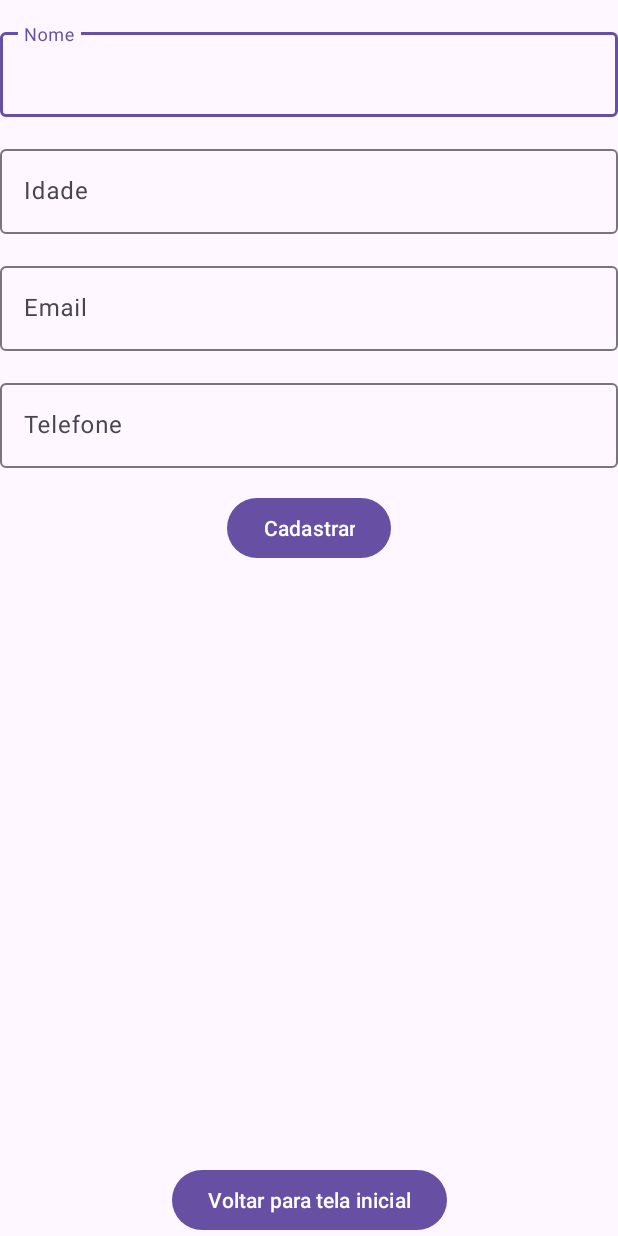
After one commit to YasminVerderame/global-solution-2, an Android app: the CadastroPacienteActivity screen opened directly, with no data from a screen before it, on a phone screen of 412 x 824 dp. The commit adds this screen. Run offline under Robolectric (Android 15) with nearby library versions, the phone set to English and light mode, and no system bars.

Commit message:
add project

```diff
--- a/kotlin/GlobalSolution2/app/src/main/AndroidManifest.xml
+++ b/kotlin/GlobalSolution2/app/src/main/AndroidManifest.xml
@@ -1,6 +1,8 @@
 <?xml version="1.0" encoding="utf-8"?>
 <manifest xmlns:android="http://schemas.android.com/apk/res/android"
     xmlns:tools="http://schemas.android.com/tools">
+
+    <uses-permission android:name="android.permission.INTERNET" />
 
     <application
         android:allowBackup="true"
@@ -21,6 +23,7 @@
                 <category android:name="android.intent.category.LAUNCHER" />
             </intent-filter>
         </activity>
+        <activity android:name=".CadastroPacienteActivity" />
     </application>
 
 </manifest>
--- /dev/null
+++ b/kotlin/GlobalSolution2/app/src/main/java/br/com/fiap/globalsolution2/CadastroPacienteActivity.kt
@@ -0,0 +1,56 @@
+package br.com.fiap.globalsolution2
+
+import android.os.Bundle
+import androidx.appcompat.app.AppCompatActivity
+import br.com.fiap.globalsolution2.database.AppDatabase
+import br.com.fiap.globalsolution2.database.PacienteModel
+import br.com.fiap.globalsolution2.databinding.ActivityCadastroPacienteBinding
+import com.google.android.material.snackbar.Snackbar
+import kotlinx.coroutines.Dispatchers
+import kotlinx.coroutines.GlobalScope
+import kotlinx.coroutines.launch
+
+class CadastroPacienteActivity : AppCompatActivity() {
+
+    private lateinit var binding: ActivityCadastroPacienteBinding
+
+    override fun onCreate(savedInstanceState: Bundle?) {
+        super.onCreate(savedInstanceState)
+        binding = ActivityCadastroPacienteBinding.inflate(layoutInflater)
+        setContentView(binding.root)
+
+        binding.btnCadastrar.setOnClickListener {
+            cadastrarPaciente()
+        }
+
+        binding.btnVoltarInicio.setOnClickListener {
+            finish()
+        }
+    }
+    private fun cadastrarPaciente() {
+        val nome = binding.textInputEditTextNome.text.toString()
+        val idade = binding.textInputEditTextIdade.text.toString().toIntOrNull() ?: 0
+        val email = binding.textInputEditTextEmail.text.toString()
+        val telefone = binding.textInputEditTextTelefone.text.toString()
+
+        if (nome.isNotBlank() && idade > 0) {
+            val novoPaciente = PacienteModel(
+                nome = nome,
+                idade = idade,
+                email = email,
+                telefone = telefone
+            )
+
+            GlobalScope.launch(Dispatchers.IO) {
+                AppDatabase.getDatabase(applicationContext).pacienteDAO().insertPaciente(novoPaciente)
+            }
+            finish()
+        } else {
+            exibirMensagemErro("Erro ao cadastrar paciente. Verifique os dados inseridos.")
+        }
+    }
+
+    private fun exibirMensagemErro(mensagem: String) {
+        Snackbar.make(binding.root, mensagem, Snackbar.LENGTH_LONG).show()
+    }
+}
--- a/kotlin/GlobalSolution2/app/src/main/java/br/com/fiap/globalsolution2/PacienteComHistorico.kt
+++ b/kotlin/GlobalSolution2/app/src/main/java/br/com/fiap/globalsolution2/PacienteComHistorico.kt
@@ -1,7 +1,5 @@
 package br.com.fiap.globalsolution2
 
-import android.os.Parcel
-import android.os.Parcelable
 import androidx.room.Embedded
 import androidx.room.Relation
 import androidx.versionedparcelable.VersionedParcelize
--- a/kotlin/GlobalSolution2/app/src/main/java/br/com/fiap/globalsolution2/database/AppDatabase.kt
+++ b/kotlin/GlobalSolution2/app/src/main/java/br/com/fiap/globalsolution2/database/AppDatabase.kt
@@ -4,10 +4,12 @@ import android.content.Context
 import androidx.room.Database
 import androidx.room.Room
 import androidx.room.RoomDatabase
+import androidx.room.TypeConverters
 
 const val GS_DATABASE_NAME = "GS_DATABASE_NAME"
 
-@Database(entities = [PacienteModel::class], version = 1)
+@Database(entities = [PacienteModel::class, HistoricoPacienteModel::class], version = 1)
+@TypeConverters(Converters::class)
 abstract class AppDatabase: RoomDatabase() {
 
     abstract fun pacienteDAO(): PacienteDAO
--- a/kotlin/GlobalSolution2/app/src/main/java/br/com/fiap/globalsolution2/database/HistoricoPacienteDAO.kt
+++ b/kotlin/GlobalSolution2/app/src/main/java/br/com/fiap/globalsolution2/database/HistoricoPacienteDAO.kt
@@ -1,12 +1,14 @@
 package br.com.fiap.globalsolution2.database
 
+import androidx.room.Dao
 import androidx.room.Insert
 import androidx.room.Query
 import androidx.room.Update
 
+@Dao
 interface HistoricoPacienteDAO {
-    @Query("SELECT * FROM $PACIENTE_MODEL_TABLE_NAME  ORDER BY id")
-    fun select() : List<PacienteModel>
+    @Query("SELECT * FROM $HISTORICO_MODEL_TABLE_NAME  ORDER BY id")
+    fun select() : List<HistoricoPacienteModel>
 
     @Insert
     fun insert(historicoPacienteModel: HistoricoPacienteModel)
--- a/kotlin/GlobalSolution2/app/src/main/java/br/com/fiap/globalsolution2/database/PacienteDAO.kt
+++ b/kotlin/GlobalSolution2/app/src/main/java/br/com/fiap/globalsolution2/database/PacienteDAO.kt
@@ -1,15 +1,16 @@
 package br.com.fiap.globalsolution2.database
 
+import androidx.room.Dao
 import androidx.room.Insert
 import androidx.room.Query
 import androidx.room.Transaction
 import androidx.room.Update
 import br.com.fiap.globalsolution2.PacienteComHistorico
-
+@Dao
 interface PacienteDAO {
     @Transaction
     @Query("SELECT * FROM pacienteTable WHERE id = :pacienteId")
-    fun getPacienteComHistorico(pacienteId: Int): PacienteComHistorico
+    fun getPacienteComHistorico(pacienteId: Int): PacienteComHistorico?
 
     @Query("SELECT * FROM pacienteTable ORDER BY id")
     fun selectAllPacientes(): List<PacienteComHistorico>
--- /dev/null
+++ b/kotlin/GlobalSolution2/app/src/main/res/layout/activity_cadastro_paciente.xml
@@ -0,0 +1,104 @@
+<?xml version="1.0" encoding="utf-8"?>
+<androidx.constraintlayout.widget.ConstraintLayout xmlns:android="http://schemas.android.com/apk/res/android"
+    xmlns:app="http://schemas.android.com/apk/res-auto"
+    android:layout_width="match_parent"
+    android:layout_height="match_parent">
+
+    <com.google.android.material.textfield.TextInputLayout
+        android:id="@+id/textInputNome"
+        android:layout_width="match_parent"
+        android:layout_height="wrap_content"
+        android:hint="Nome"
+        app:layout_constraintTop_toTopOf="parent"
+        app:layout_constraintStart_toStartOf="parent"
+        app:layout_constraintEnd_toEndOf="parent"
+        android:layout_marginTop="16dp"
+        >
+
+        <com.google.android.material.textfield.TextInputEditText
+            android:id="@+id/textInputEditTextNome"
+            android:layout_width="match_parent"
+            android:layout_height="wrap_content"
+            />
+
+    </com.google.android.material.textfield.TextInputLayout>
+
+    <com.google.android.material.textfield.TextInputLayout
+        android:id="@+id/textInputLayoutIdade"
+        android:layout_width="match_parent"
+        android:layout_height="wrap_content"
+        android:hint="Idade"
+        android:layout_marginTop="16dp"
+        app:layout_constraintTop_toBottomOf="@id/textInputNome"
+        app:layout_constraintStart_toStartOf="parent"
+        app:layout_constraintEnd_toEndOf="parent"
+        >
+
+        <com.google.android.material.textfield.TextInputEditText
+            android:id="@+id/textInputEditTextIdade"
+            android:layout_width="match_parent"
+            android:layout_height="wrap_content"
+            />
+
+    </com.google.android.material.textfield.TextInputLayout>
+
+    <com.google.android.material.textfield.TextInputLayout
+        android:id="@+id/textInputLayoutEmail"
+        android:layout_width="match_parent"
+        android:layout_height="wrap_content"
+        android:hint="Email"
+        android:layout_marginTop="16dp"
+        app:layout_constraintTop_toBottomOf="@id/textInputLayoutIdade"
+        app:layout_constraintStart_toStartOf="parent"
+        app:layout_constraintEnd_toEndOf="parent"
+        >
+
+        <com.google.android.material.textfield.TextInputEditText
+            android:id="@+id/textInputEditTextEmail"
+            android:layout_width="match_parent"
+            android:layout_height="wrap_content"
+            />
+
+    </com.google.android.material.textfield.TextInputLayout>
+
+    <com.google.android.material.textfield.TextInputLayout
+        android:id="@+id/textInputLayoutTelefone"
+        android:layout_width="match_parent"
+        android:layout_height="wrap_content"
+        android:hint="Telefone"
+        android:layout_marginTop="16dp"
+        app:layout_constraintTop_toBottomOf="@id/textInputLayoutEmail"
+        app:layout_constraintStart_toStartOf="parent"
+        app:layout_constraintEnd_toEndOf="parent"
+        >
+
+        <com.google.android.material.textfield.TextInputEditText
+            android:id="@+id/textInputEditTextTelefone"
+            android:layout_width="match_parent"
+            android:layout_height="wrap_content"
+            />
+
+    </com.google.android.material.textfield.TextInputLayout>
+
+    <com.google.android.material.button.MaterialButton
+        android:id="@+id/btnCadastrar"
+        android:layout_width="wrap_content"
+        android:layout_height="wrap_content"
+        android:text="Cadastrar"
+        android:layout_marginTop="16dp"
+        app:layout_constraintTop_toBottomOf="@id/textInputLayoutTelefone"
+        app:layout_constraintEnd_toEndOf="parent"
+        app:layout_constraintStart_toStartOf="parent"
+        />
+
+    <com.google.android.material.button.MaterialButton
+        android:id="@+id/btnVoltarInicio"
+        android:layout_width="wrap_content"
+        android:layout_height="wrap_content"
+        android:text="Voltar para tela inicial"
+        app:layout_constraintBottom_toBottomOf="parent"
+        app:layout_constraintEnd_toEndOf="parent"
+        app:layout_constraintStart_toStartOf="parent"
+        />
+
+</androidx.constraintlayout.widget.ConstraintLayout>
```
Also changed, not shown: kotlin/GlobalSolution2/app/build.gradle.kts (+4 -3 lines), kotlin/GlobalSolution2/app/src/main/java/br/com/fiap/globalsolution2/AdicionarHistoricoActivity.kt (added, +50 -0 lines), kotlin/GlobalSolution2/app/src/main/java/br/com/fiap/globalsolution2/DetalhesPacienteActivity.kt (added, +48 -0 lines), kotlin/GlobalSolution2/app/src/main/java/br/com/fiap/globalsolution2/MainActivity.kt (+22 -3 lines), kotlin/GlobalSolution2/app/src/main/java/br/com/fiap/globalsolution2/PacienteAdapter.kt (+16 -9 lines), kotlin/GlobalSolution2/app/src/main/java/br/com/fiap/globalsolution2/database/Converters.kt (added, +16 -0 lines), kotlin/GlobalSolution2/app/src/main/java/br/com/fiap/globalsolution2/database/HistoricoPacienteModel.kt (+12 -2 lines), kotlin/GlobalSolution2/app/src/main/res/layout/activity_adicionar_historico.xml (added, +66 -0 lines), kotlin/GlobalSolution2/app/src/main/res/layout/activity_detalhes_paciente.xml (added, +48 -0 lines), kotlin/GlobalSolution2/app/src/main/res/layout/activity_main.xml (+20 -0 lines).
